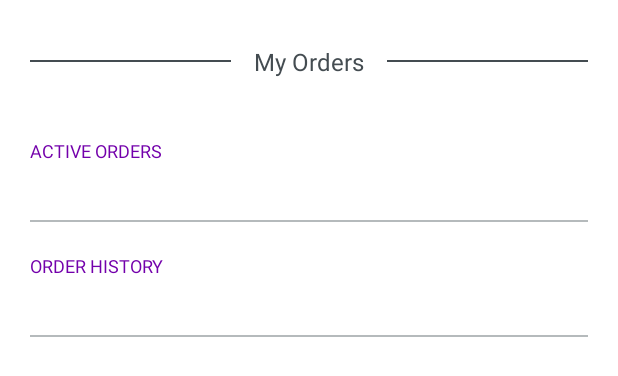
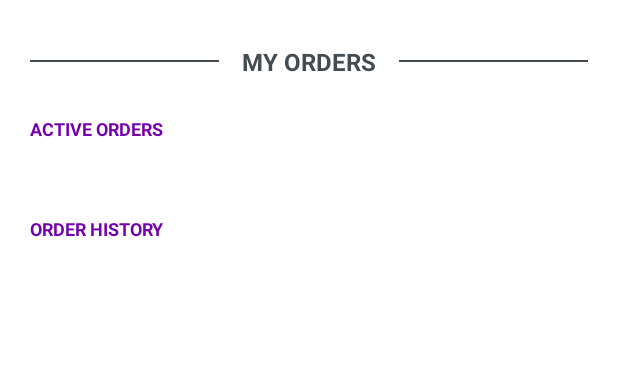
Before and after one commit to navclick/OCflex-Customer, an Android app: the layout my_orders.xml on its own in the app's theme, with its tools: preview values and no code run, on a phone screen of 412 x 824 dp. Shown: the top 376 px of the screen. Run offline under Robolectric (Android 15) with nearby library versions, the phone set to English and light mode, and no system bars; network calls fail.

```diff
--- a/app/src/main/res/layout/layout_myorderlist.xml
+++ b/app/src/main/res/layout/layout_myorderlist.xml
@@ -1,7 +1,10 @@
 <?xml version="1.0" encoding="utf-8"?>
 <LinearLayout xmlns:android="http://schemas.android.com/apk/res/android"
     android:layout_width="match_parent"
-    android:layout_height="wrap_content">
+    android:layout_height="wrap_content"
+    android:background="@drawable/underline"
+    android:paddingBottom="25dp"
+    android:paddingTop="25dp">
 
     <LinearLayout
         android:layout_width="0dp"
--- a/app/src/main/res/layout/my_orders.xml
+++ b/app/src/main/res/layout/my_orders.xml
@@ -17,7 +17,7 @@
             <RelativeLayout
                 android:layout_width="match_parent"
                 android:layout_height="match_parent"
-                android:layout_marginBottom="40dp"
+                android:layout_marginBottom="25dp"
                 android:layout_marginTop="30dp"
                 android:orientation="vertical">
 
@@ -44,9 +44,10 @@
                     android:background="#fff"
                     android:paddingLeft="15dp"
                     android:paddingRight="15dp"
-                    android:text="My Orders"
+                    android:text="MY ORDERS"
                     android:textColor="#444C51"
-                    android:textSize="16sp" />
+                    android:textSize="16sp"
+                    android:textStyle="bold" />
 
             </RelativeLayout>
 
@@ -60,20 +61,20 @@
                     android:id="@+id/textView7"
                     android:layout_width="match_parent"
                     android:layout_height="wrap_content"
-                    android:layout_marginBottom="20dp"
+                    android:layout_marginBottom="10dp"
                     android:layout_marginEnd="20dp"
                     android:layout_marginStart="20dp"
                     android:text="Active Orders"
                     android:textAllCaps="true"
                     android:textColor="@color/darkPurple"
-                    android:textSize="12sp" />
+                    android:textSize="12sp"
+                    android:textStyle="bold" />
 
                 <LinearLayout
                     android:layout_width="match_parent"
                     android:layout_height="match_parent"
                     android:layout_marginEnd="20dp"
                     android:layout_marginStart="20dp"
-                    android:background="@drawable/underline"
                     android:orientation="horizontal"
                     android:paddingBottom="20dp"
                     android:weightSum="10">
@@ -82,7 +83,7 @@
                         android:id="@+id/recyclerActiveOrders"
                         android:layout_width="match_parent"
                         android:layout_height="wrap_content"
-                        />
+                        android:nestedScrollingEnabled="false"/>
 
                     <!--<LinearLayout-->
                     <!--android:layout_width="0dp"-->
@@ -148,13 +149,14 @@
                     android:id="@+id/textView_7"
                     android:layout_width="match_parent"
                     android:layout_height="wrap_content"
-                    android:layout_marginBottom="20dp"
+                    android:layout_marginBottom="10dp"
                     android:layout_marginEnd="20dp"
                     android:layout_marginStart="20dp"
                     android:text="Order History"
                     android:textAllCaps="true"
                     android:textColor="@color/darkPurple"
-                    android:textSize="12sp" />
+                    android:textSize="12sp"
+                    android:textStyle="bold" />
 
                 <LinearLayout
                     android:layout_width="match_parent"
@@ -162,7 +164,6 @@
                     android:layout_marginBottom="20dp"
                     android:layout_marginEnd="20dp"
                     android:layout_marginStart="20dp"
-                    android:background="@drawable/underline"
                     android:baselineAligned="false"
                     android:orientation="horizontal"
                     android:paddingBottom="20dp"
@@ -171,8 +172,8 @@
                     <android.support.v7.widget.RecyclerView
                         android:id="@+id/recyclerCompletedOrders"
                         android:layout_width="match_parent"
-                        android:layout_height="wrap_content"
-                        />
+                        android:nestedScrollingEnabled="false"
+                        android:layout_height="wrap_content" />
 
                     <!--<LinearLayout-->
                     <!--android:layout_width="0dp"-->
```
Also changed, not shown: app/src/main/res/layout/layout_myorderhistory.xml (+4 -4 lines). Lines whose indentation alone changed are shown as unchanged.
